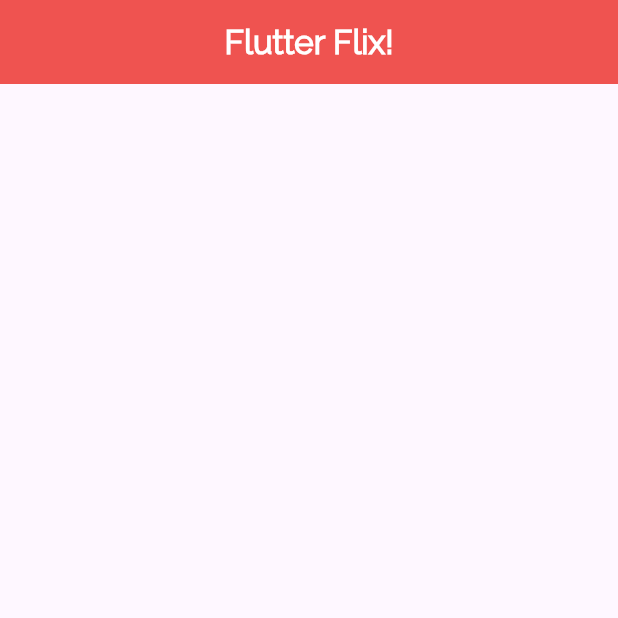
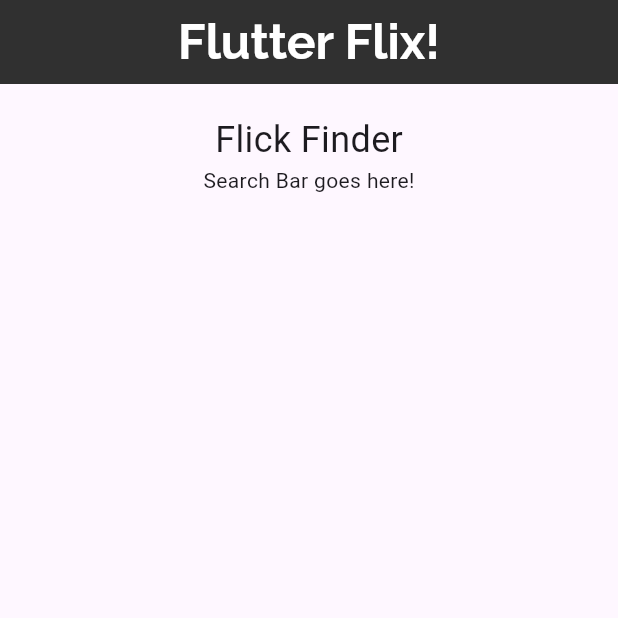
Before and after one commit to CraigAT1181/flutter_flix, a Flutter app: the screen it shows after launch, on a phone screen of 412 x 824 dp, the top half of it. Run offline on Flutter 3.47's test engine with Material 3 defaults, Android fonts, the light colour scheme and no system bars.

Commit message:
Changed theme colour. On Home, added first row. Added Text() and a placeholder for a search bar.

```diff
--- a/lib/main.dart
+++ b/lib/main.dart
@@ -12,13 +12,37 @@ class Home extends StatelessWidget {
         title: const Text(
           'Flutter Flix!',
           style: TextStyle(
-            color: Colors.white,
-            fontWeight: FontWeight.bold,
-            fontFamily: 'Raleway-Regular',
-          ),
+              color: Colors.white,
+              fontWeight: FontWeight.bold,
+              fontFamily: 'Raleway-Bold',
+              fontSize: 32),
         ),
         centerTitle: true,
-        backgroundColor: Colors.red[400],
+        backgroundColor: Colors.grey[850],
+      ),
+      body: Container(
+        padding: const EdgeInsets.fromLTRB(10, 20, 10, 20),
+        child: const Column(
+            crossAxisAlignment: CrossAxisAlignment.center,
+            children: [
+              Row(
+                mainAxisAlignment: MainAxisAlignment.center,
+                children: [
+                  Text(
+                    'Flick Finder',
+                    style: TextStyle(
+                      fontSize: 24,
+                    ),
+                  )
+                ],
+              ),
+              Row(
+                mainAxisAlignment: MainAxisAlignment.center,
+                children: [
+                  Text('Search Bar goes here!')
+                ],
+              )
+            ]),
       ),
     );
   }
```
Also changed, not shown: assets/1.jpg (added), 1 other file.
